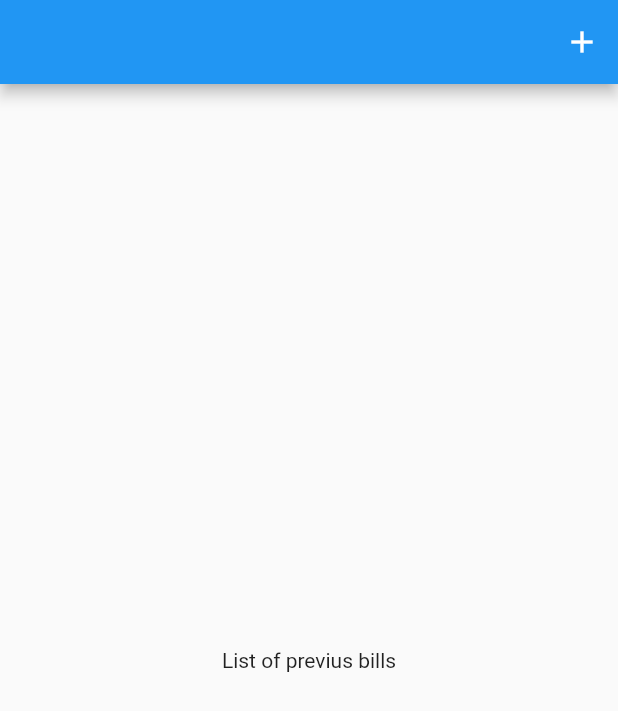
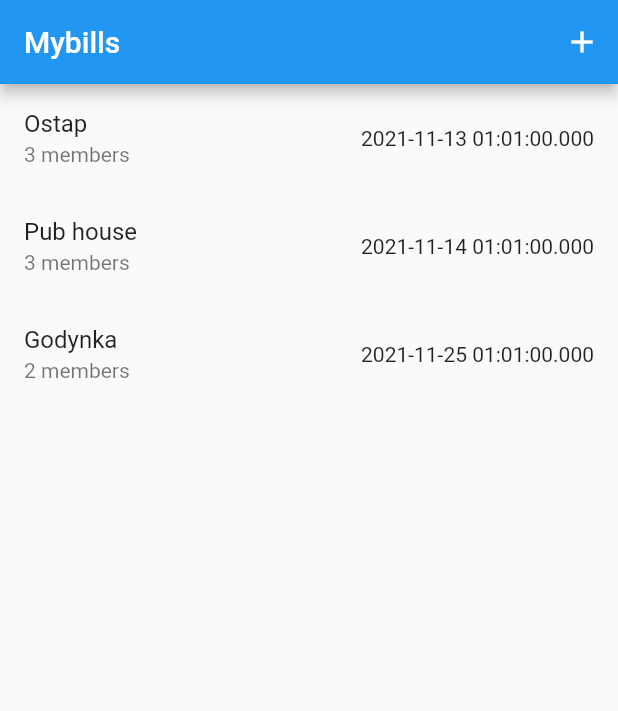
Before and after one commit to TesujiYose/flutter_bill_split, a Flutter app: the screen it shows after launch, on a phone screen of 412 x 824 dp. Shown: the top 711 px of the screen. Run offline on Flutter 3.47's test engine with Material 2 defaults, Android fonts, the phone set to English and light mode, and no system bars.

Commit message:
static example

```diff
--- /dev/null
+++ b/lib/data/DUMMY_DATA.dart
@@ -0,0 +1,55 @@
+import '../models/bill.dart';
+import '../models/entry.dart';
+import '../models/member.dart';
+
+final List<Member> dummy_members = [
+  Member('Yurii', '1'),
+  Member('Roman', '2'),
+  Member('Arthur', '3'),
+  Member('Valentino', '4'),
+];
+
+List<Entry> DUMMY_ENTRIES1 = [
+  Entry('Kibler IPA 0.5', 8, 45.0),
+  Entry('Kronenburg Blanc 0.5', 2, 55.0),
+  Entry('Burger Secretniy', 1, 160.0),
+  Entry('Chicken Shawarma', 3, 99.0),
+  Entry('Hot Set', 1, 250),
+  Entry('Nastoyka Svyatkova', 10, 40.0),
+  Entry('Nastoyka Smorodina', 10, 30.0),
+];
+
+List<Entry> DUMMY_ENTRIES2 = [
+  Entry('Kibler IPA 0.5', 8, 45.0),
+  Entry('Kronenburg Blanc 0.5', 2, 55.0),
+  Entry('Hashpar 0.5', 15, 38.0),
+];
+
+List<Bill> DUMMY_BILLS = [
+  Bill(
+      title: 'Ostap',
+      createdTime: DateTime.parse('2021-11-13 01:01:00.000'),
+      entries: DUMMY_ENTRIES1,
+      members: [
+        dummy_members[0],
+        dummy_members[1],
+        dummy_members[2],
+      ]),
+  Bill(
+      title: 'Pub house',
+      createdTime: DateTime.parse('2021-11-14 01:01:00.000'),
+      entries: DUMMY_ENTRIES2,
+      members: [
+        dummy_members[1],
+        dummy_members[2],
+        dummy_members[3],
+      ]),
+  Bill(
+      title: 'Godynka',
+      createdTime: DateTime.parse('2021-11-25 01:01:00.000'),
+      entries: DUMMY_ENTRIES2,
+      members: [
+        dummy_members[2],
+        dummy_members[3],
+      ]),
+];
--- a/lib/main.dart
+++ b/lib/main.dart
@@ -1,6 +1,6 @@
 import 'package:flutter/material.dart';
 
-import './overview_screen.dart';
+import 'screens/overview_screen.dart';
 
 void main() {
   runApp(const MyApp());
--- /dev/null
+++ b/lib/models/bill.dart
@@ -0,0 +1,16 @@
+import './member.dart';
+import './entry.dart';
+
+class Bill {
+  final String title;
+  List<Member> members;
+  final List<Entry> entries;
+  final DateTime createdTime;
+
+  Bill({
+    required this.title,
+    this.members = const [],
+    required this.createdTime,
+    required this.entries,
+  });
+}
--- /dev/null
+++ b/lib/models/entry.dart
@@ -0,0 +1,11 @@
+class Entry {
+  String title;
+  int quantity;
+  double price;
+
+  Entry(
+    this.title,
+    this.quantity,
+    this.price,
+  );
+}
--- /dev/null
+++ b/lib/models/member.dart
@@ -0,0 +1,9 @@
+class Member {
+  String name;
+  String id;
+
+  Member(
+    this.name,
+    this.id,
+  );
+}
--- a/lib/overview_screen.dart
+++ /dev/null
@@ -1,22 +0,0 @@
-import 'package:flutter/material.dart';
-
-class OverviewScreen extends StatelessWidget {
-  const OverviewScreen({Key? key}) : super(key: key);
-
-  @override
-  Widget build(BuildContext context) {
-    return Scaffold(
-      appBar: AppBar(
-        actions: [
-          IconButton(
-            onPressed: () {},
-            icon: Icon(Icons.add),
-          ),
-        ],
-      ),
-      body: Center(
-        child: Text('List of previus bills'),
-      ),
-    );
-  }
-}
--- /dev/null
+++ b/lib/screens/overview_screen.dart
@@ -0,0 +1,42 @@
+import 'package:flutter/material.dart';
+import 'package:flutter_bill_split/screens/bill_screen.dart';
+import 'package:flutter_bill_split/widgets/bill_tile.dart';
+
+import '../data/DUMMY_DATA.dart';
+
+class OverviewScreen extends StatelessWidget {
+  const OverviewScreen({Key? key}) : super(key: key);
+
+  @override
+  Widget build(BuildContext context) {
+    return Scaffold(
+      appBar: AppBar(
+        title: Text('Mybills'),
+        actions: [
+          IconButton(
+            onPressed: () {},
+            icon: Icon(Icons.add),
+          ),
+        ],
+      ),
+      body: Center(
+        child: ListView.builder(
+          itemBuilder: (ctx, i) => Container(
+            child: InkWell(
+              onTap: () {
+                Navigator.push(
+                  context,
+                  MaterialPageRoute(
+                    builder: (context) => BillScreen(DUMMY_BILLS[i]),
+                  ),
+                );
+              },
+              child: BillTile(DUMMY_BILLS[i]),
+            ),
+          ),
+          itemCount: DUMMY_BILLS.length,
+        ),
+      ),
+    );
+  }
+}
--- /dev/null
+++ b/lib/widgets/bill_tile.dart
@@ -0,0 +1,17 @@
+import 'package:flutter/material.dart';
+import 'package:flutter_bill_split/models/bill.dart';
+import 'package:flutter_bill_split/models/entry.dart';
+
+class BillTile extends StatelessWidget {
+  final Bill item;
+  BillTile(this.item);
+
+  @override
+  Widget build(BuildContext context) {
+    return ListTile(
+      title: Text(item.title),
+      trailing: Text(item.createdTime.toString()),
+      subtitle: Text('${item.members.length} members'),
+    );
+  }
+}
```
Also changed, not shown: lib/screens/bill_screen.dart (added, +38 -0 lines), lib/widgets/entry_tile.dart (added, +23 -0 lines).
